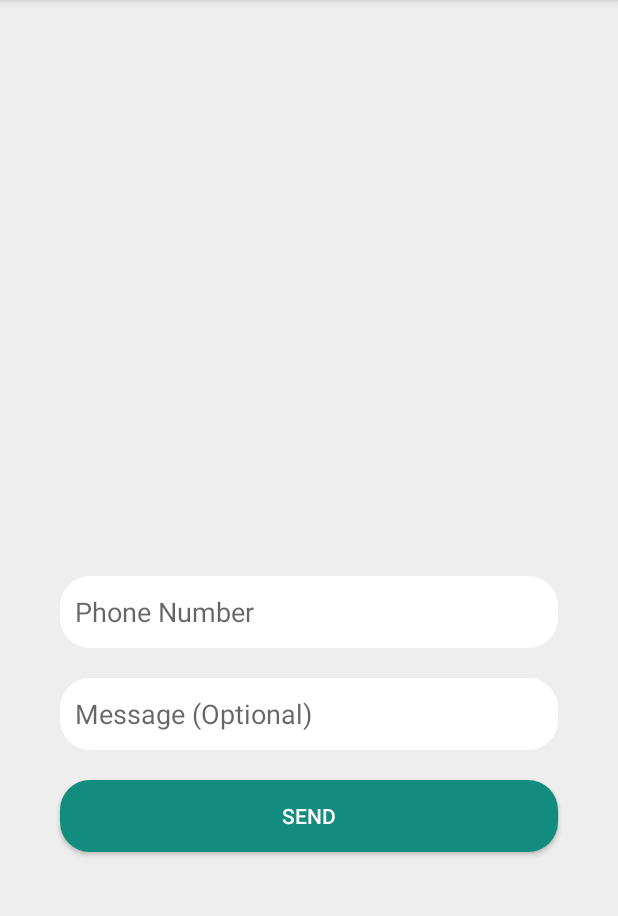
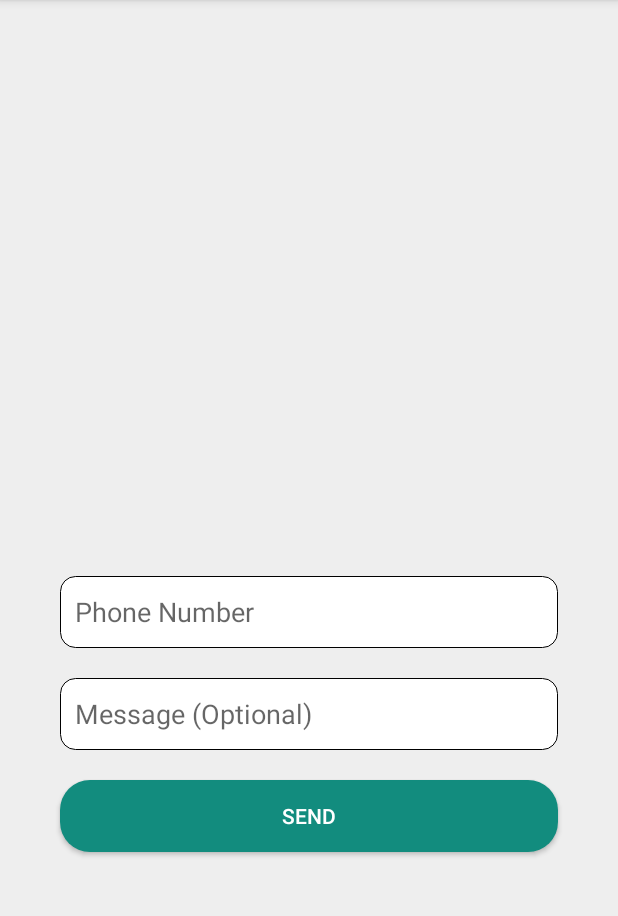
Before and after one commit to ganeshp511/whatsapp-extender, an Android app: the screen it shows after launch (MainActivity), on a phone screen of 412 x 824 dp, the part 84-1000 px from its top. Run offline under Robolectric (Android 15) with nearby library versions, the phone set to English and light mode, and no system bars.

Commit message:
inner border added to editbox

```diff
--- a/app/src/main/res/drawable/text_shape.xml
+++ b/app/src/main/res/drawable/text_shape.xml
@@ -1,7 +1,11 @@
 <?xml version="1.0" encoding="utf-8"?>
-<shape xmlns:android="http://schemas.android.com/apk/res/android">
-<corners android:radius="20dp"/>
-    <solid android:color="@color/white"/>
-    <size android:height="35sp"/>
-    <padding android:left="10sp" android:right="10sp"/>
-</shape>
+<selector xmlns:android="http://schemas.android.com/apk/res/android">
+    <item>
+        <shape android:shape="rectangle">
+            <solid android:color="@color/white" />
+            <corners android:radius="10dp" />
+            <stroke android:width="0.5dp" android:color="@color/black" />
+
+        </shape>
+    </item>
+</selector>
--- a/app/src/main/res/layout/activity_main.xml
+++ b/app/src/main/res/layout/activity_main.xml
@@ -31,6 +31,7 @@
         android:layout_marginStart="40dp"
         android:layout_marginEnd="40dp"
         android:layout_marginBottom="20dp"
+        android:padding="10dp"
         android:background="@drawable/text_shape"
         android:hint="Phone Number"
         android:inputType="number"
@@ -49,6 +50,7 @@
         android:layout_marginBottom="20dp"
         android:background="@drawable/text_shape"
         android:hint="Message (Optional)"
+        android:padding="10dp"
         app:layout_constraintBottom_toTopOf="@+id/sendButton"
         app:layout_constraintEnd_toEndOf="parent"
         app:layout_constraintEnd_toStartOf="@+id/sendButton"
```
